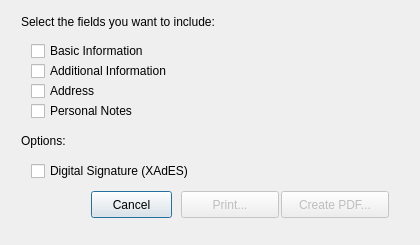
Before: the Qt Designer form pteid-mw-pt/_src/eidmw/eidgui/dlgPrint.ui in amagovpt/autenticacao.gov, drawn with Qt 5.
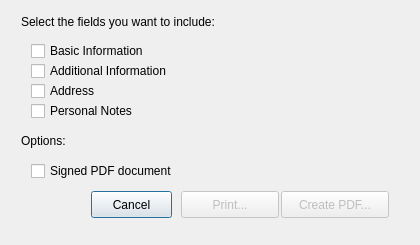
After: the same form once the commit is applied. Icons and pictures are not drawn.

Commit message: DlgPrint: missing translation

```diff
--- a/pteid-mw-pt/_src/eidmw/eidgui/dlgPrint.ui
+++ b/pteid-mw-pt/_src/eidmw/eidgui/dlgPrint.ui
@@ -185,7 +185,7 @@
        </sizepolicy>
       </property>
       <property name="text">
-       <string>Digital Signature (XAdES)</string>
+       <string>Signed PDF document</string>
       </property>
      </widget>
      <widget class="QLabel" name="labelHeader_Options">
```
